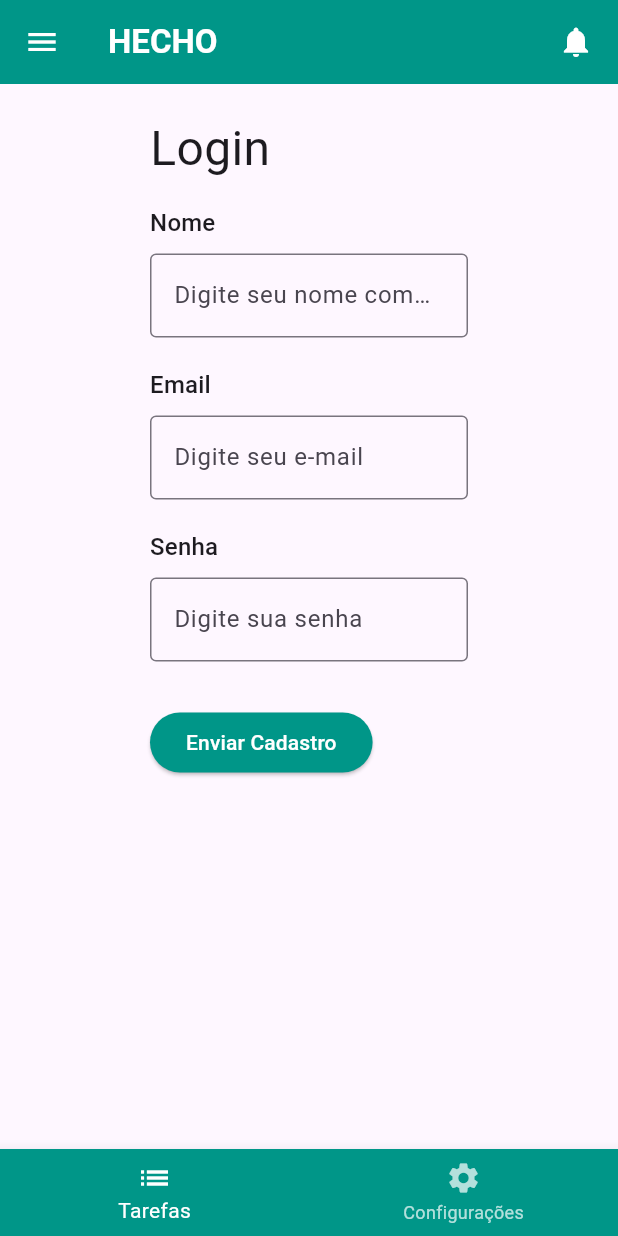
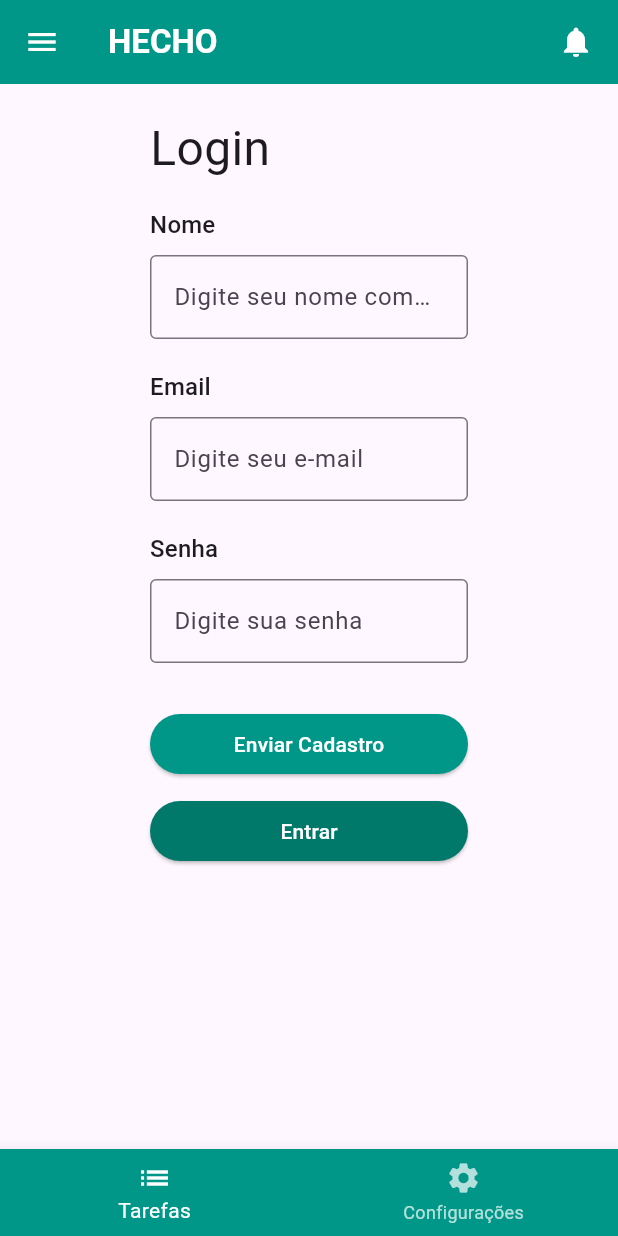
Before and after one commit to pcfrati/sa01mobile, a Flutter app: the screen it shows after launch, on a phone screen of 412 x 824 dp. Run offline on Flutter 3.47's test engine with Material 3 defaults, Android fonts, the phone set to English and light mode, and no system bars.

Commit message:
Update home_screen.dart

```diff
--- a/lib/views/home_screen.dart
+++ b/lib/views/home_screen.dart
@@ -1,11 +1,5 @@
 import 'package:flutter/material.dart';
 
-// direciona para a pagina
-void main() {
-  runApp(const MaterialApp(debugShowCheckedModeBanner: false, home: TelaLogin()));
-}
-
-// Registration screen widget (StatefulWidget)
 class TelaLogin extends StatefulWidget {
   const TelaLogin({super.key});
 
@@ -13,37 +7,32 @@ class TelaLogin extends StatefulWidget {
   State<TelaLogin> createState() => _TelaCadastroState();
 }
 
-// State for the registration screen
 class _TelaCadastroState extends State<TelaLogin> {
-  // Atributos
   final TextEditingController _nomeController = TextEditingController();
   final TextEditingController _emailController = TextEditingController();
   final TextEditingController _senhaController = TextEditingController();
 
-  get bottomNavigationBar => null;
-
   void _enviarCadastro() {
-    //possivel enviar somente se tem algo escrito
     if (_nomeController.text.isNotEmpty &&
         _emailController.text.isNotEmpty &&
         _senhaController.text.isNotEmpty) {
-
-      //mostra no terminal(?)
       print("Cadastro Enviado:");
       print("Nome: ${_nomeController.text}");
       print("Email: ${_emailController.text}");
       print("Senha: ${_senhaController.text}");
 
-      //mssg de sucesso
-      //scaffoldMessenger usa o showSnackBar para que ele apareça que nem uma notificação
       ScaffoldMessenger.of(context).showSnackBar(
         const SnackBar(
           content: Text('Cadastro enviado com sucesso!'),
           backgroundColor: Colors.green,
         ),
       );
+
+      // Navega para a tela de tarefas após o sucesso
+      Future.delayed(const Duration(seconds: 1), () {
+        Navigator.pushReplacementNamed(context, '/tasks');
+      });
     } else {
-      // mssg de erro
       ScaffoldMessenger.of(context).showSnackBar(
         const SnackBar(
           content: Text('Por favor, preencha todos os campos.'),
@@ -53,12 +42,9 @@ class _TelaCadastroState extends State<TelaLogin> {
     }
   }
 
-
-
   @override
   Widget build(BuildContext context) {
     return Scaffold(
-      //
       drawer: Drawer(
         child: ListView(
           padding: EdgeInsets.zero,
@@ -68,54 +54,46 @@ class _TelaCadastroState extends State<TelaLogin> {
               child: Text('Menu', style: TextStyle(color: Colors.white, fontSize: 24)),
             ),
             ListTile(
-              leading: const Icon(
-                Icons.dashboard),
+              leading: const Icon(Icons.dashboard),
               title: const Text('Dashboard'),
               onTap: () {
                 Navigator.pushNamed(context, '/dashboard');
               },
             ),
             const ListTile(
-              leading: Icon(
-                Icons.settings),
+              leading: Icon(Icons.settings),
               title: Text('Configurações'),
             ),
             const ListTile(
-              leading: Icon(
-                Icons.help),
+              leading: Icon(Icons.help),
               title: Text('Ajuda'),
             ),
           ],
         ),
       ),
-      //navbar
       appBar: AppBar(
-        iconTheme: IconThemeData(color: Colors.white),
+        iconTheme: const IconThemeData(color: Colors.white),
         backgroundColor: Colors.teal,
-        title: const Text("HECHO",
-            style: TextStyle(
-                color: Colors.white, fontWeight: FontWeight.bold)),
+        title: const Text(
+          "HECHO",
+          style: TextStyle(color: Colors.white, fontWeight: FontWeight.bold),
+        ),
         actions: const [Icon(Icons.notifications, color: Colors.white), SizedBox(width: 16)],
       ),
-      //corpo
       body: Padding(
-        //EdgeInsets.fromLTRB = left(esquerda), top(topo), right(direita), bottom(baixo)
         padding: const EdgeInsets.fromLTRB(100, 20, 100, 10),
         child: Column(
           crossAxisAlignment: CrossAxisAlignment.start,
           children: <Widget>[
-              const Text(
-                "Login",
-                style: TextStyle(fontSize: 32),
-              ),
-              const Padding(padding: EdgeInsets.fromLTRB(0, 5, 0, 10)),
+            const Text("Login", style: TextStyle(fontSize: 32)),
+            const SizedBox(height: 16.0),
             Text("Nome", style: Theme.of(context).textTheme.titleMedium!),
             const SizedBox(height: 8.0),
             TextField(
               controller: _nomeController,
               decoration: const InputDecoration(
                 hintText: 'Digite seu nome completo',
-                  border: OutlineInputBorder(), // Added border for better UI
+                border: OutlineInputBorder(),
               ),
             ),
             const SizedBox(height: 20.0),
@@ -126,7 +104,7 @@ class _TelaCadastroState extends State<TelaLogin> {
               keyboardType: TextInputType.emailAddress,
               decoration: const InputDecoration(
                 hintText: 'Digite seu e-mail',
-                  border: OutlineInputBorder(), // Added border for better UI
+                border: OutlineInputBorder(),
               ),
             ),
             const SizedBox(height: 20.0),
@@ -135,25 +113,37 @@ class _TelaCadastroState extends State<TelaLogin> {
             TextField(
               controller: _senhaController,
               keyboardType: TextInputType.number,
+              obscureText: true,
               decoration: const InputDecoration(
                 hintText: 'Digite sua senha',
-                  border: OutlineInputBorder(), // Added border for better UI
+                border: OutlineInputBorder(),
               ),
             ),
-              const SizedBox(height: 30.0), // Increased spacing before button
-              // Stretch the button to full width
+            const SizedBox(height: 30.0),
             SizedBox(
+              width: double.infinity,
               child: ElevatedButton(
                 onPressed: _enviarCadastro,
                 style: ButtonStyle(
-                    backgroundColor: MaterialStateProperty.all<Color>(
-                        Colors.teal), // Set button color
-                    foregroundColor: MaterialStateProperty.all<Color>(
-                        Colors.white), // Set text color
+                  backgroundColor: MaterialStateProperty.all<Color>(Colors.teal),
+                  foregroundColor: MaterialStateProperty.all<Color>(Colors.white),
                 ),
                 child: const Text("Enviar Cadastro"),
               ),
-
+            ),
+            const SizedBox(height: 10.0),
+            SizedBox(
+              width: double.infinity,
+              child: ElevatedButton(
+                onPressed: () {
+                  Navigator.pushReplacementNamed(context, '/tasks');
+                },
+                style: ButtonStyle(
+                  backgroundColor: MaterialStateProperty.all<Color>(Colors.teal.shade700),
+                  foregroundColor: MaterialStateProperty.all<Color>(Colors.white),
+                ),
+                child: const Text("Entrar"),
+              ),
             ),
           ],
         ),
@@ -173,7 +163,7 @@ class _TelaCadastroState extends State<TelaLogin> {
             label: 'Configurações',
           ),
         ],
-              )
+      ),
     );
   }
 }
```
Lines whose indentation alone changed are shown as unchanged.
